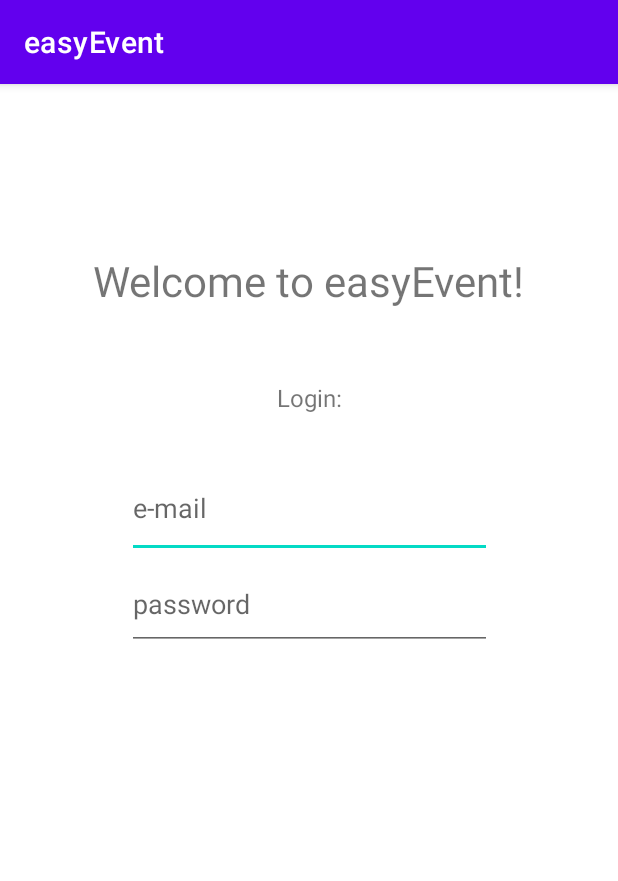
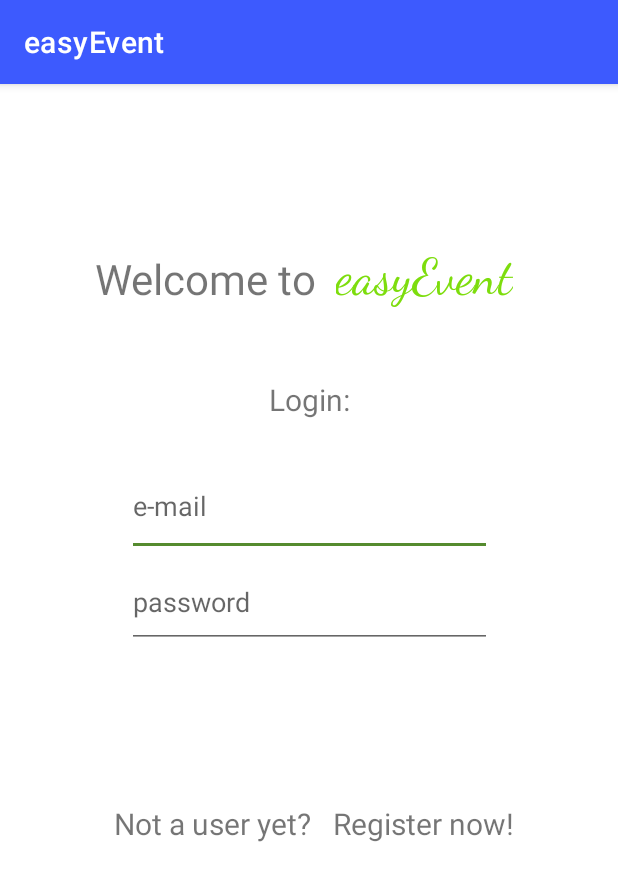
Before and after one commit to MatteoFilosa/easyEvent, an Android app: the screen it shows after launch (MainActivity), on a phone screen of 412 x 824 dp. Shown: the top 881 px of the screen. Run offline under Robolectric (Android 15) with nearby library versions, the phone set to English and light mode, and no system bars.

Commit message:
alcuni ritocchi pagina iniziale

```diff
--- a/app/src/main/res/layout/activity_main.xml
+++ b/app/src/main/res/layout/activity_main.xml
@@ -10,14 +10,30 @@
         android:id="@+id/welcome"
         android:layout_width="wrap_content"
         android:layout_height="wrap_content"
-        android:text="@string/welcome_to_easyevent"
+        android:text="@string/welcome_to"
         android:textSize="28sp"
         app:layout_constraintBottom_toBottomOf="parent"
-        app:layout_constraintHorizontal_bias="0.498"
+        app:layout_constraintHorizontal_bias="0.24"
         app:layout_constraintLeft_toLeftOf="parent"
         app:layout_constraintRight_toRightOf="parent"
         app:layout_constraintTop_toTopOf="parent"
-        app:layout_constraintVertical_bias="0.153" />
+        app:layout_constraintVertical_bias="0.152" />
+
+    <TextView
+        android:id="@+id/welcome2"
+        android:layout_width="wrap_content"
+        android:layout_height="wrap_content"
+        android:fontFamily="cursive"
+        android:text="@string/easyEvent"
+        android:textColor="#7DDD0D"
+        android:textSize="34sp"
+        app:layout_constraintBottom_toBottomOf="parent"
+        app:layout_constraintEnd_toEndOf="parent"
+        app:layout_constraintHorizontal_bias="0.159"
+        app:layout_constraintStart_toEndOf="@+id/welcome"
+        app:layout_constraintTop_toTopOf="parent"
+        app:layout_constraintVertical_bias="0.149" />
+
 
     <ImageView
         android:id="@+id/imageView"
@@ -36,7 +52,7 @@
         android:layout_marginTop="8dp"
         android:text="@string/login"
         android:textAlignment="center"
-        android:textSize="16sp"
+        android:textSize="20sp"
         app:layout_constraintBottom_toTopOf="@+id/editTextTextEmailAddress"
         app:layout_constraintEnd_toEndOf="parent"
         app:layout_constraintStart_toStartOf="parent"
@@ -67,11 +83,32 @@
         app:layout_constraintStart_toStartOf="parent"
         app:layout_constraintTop_toBottomOf="@+id/editTextTextEmailAddress" />
 
-    <androidx.viewpager2.widget.ViewPager2
+    <TextView
+        android:id="@+id/Register1"
+        android:layout_width="wrap_content"
+        android:layout_height="wrap_content"
+        android:layout_marginStart="76dp"
+        android:layout_marginTop="103dp"
+        android:text="@string/not_a_user_yet"
+        android:textSize="20sp"
+        app:layout_constraintBottom_toBottomOf="parent"
+        app:layout_constraintStart_toStartOf="parent"
+        app:layout_constraintTop_toBottomOf="@+id/editTextTextPassword"
+        app:layout_constraintVertical_bias="0.0" />
 
-        android:layout_width="match_parent"
-        android:layout_height="match_parent"
-        android:paddingStart="70dp"
-        android:paddingEnd="70dp" />
+    <TextView
+        android:id="@+id/Register2"
+        android:layout_width="wrap_content"
+        android:layout_height="wrap_content"
+        android:layout_marginTop="103dp"
+        android:text="@string/register_now"
+        android:textSize="20sp"
+        app:layout_constraintBottom_toBottomOf="parent"
+        app:layout_constraintEnd_toEndOf="parent"
+        app:layout_constraintHorizontal_bias="0.761"
+        app:layout_constraintStart_toStartOf="parent"
+        app:layout_constraintTop_toBottomOf="@+id/editTextTextPassword"
+        app:layout_constraintVertical_bias="0.0" />
+
 
 </androidx.constraintlayout.widget.ConstraintLayout>
--- a/app/src/main/res/values/strings.xml
+++ b/app/src/main/res/values/strings.xml
@@ -1,8 +1,11 @@
 <resources>
     <string name="app_name">easyEvent</string>
-    <string name="welcome_to_easyevent">Welcome to easyEvent!</string>
+    <string name="welcome_to">Welcome to</string>
+    <string name="easyEvent">easyEvent</string>
     <string name="login"> Login:</string>
     <string name="e_mail">e-mail</string>
     <string name="password">password</string>
+    <string name="register_now">Register now!</string>
+    <string name="not_a_user_yet">Not a user yet?</string>
 
 </resources>
--- a/app/src/main/res/values/themes.xml
+++ b/app/src/main/res/values/themes.xml
@@ -2,11 +2,11 @@
     <!-- Base application theme. -->
     <style name="Theme.EasyEvent" parent="Theme.MaterialComponents.DayNight.DarkActionBar">
         <!-- Primary brand color. -->
-        <item name="colorPrimary">@color/purple_500</item>
-        <item name="colorPrimaryVariant">@color/purple_700</item>
-        <item name="colorOnPrimary">@color/white</item>
+        <item name="colorPrimary">#3d5afe</item>
+        <item name="colorPrimaryVariant">#3d5afe</item>
+        <item name="colorOnPrimary">#3d5afe</item>
         <!-- Secondary brand color. -->
-        <item name="colorSecondary">@color/teal_200</item>
+        <item name="colorSecondary">#558b2f</item>
         <item name="colorSecondaryVariant">@color/teal_700</item>
         <item name="colorOnSecondary">@color/black</item>
         <!-- Status bar color. -->
```
